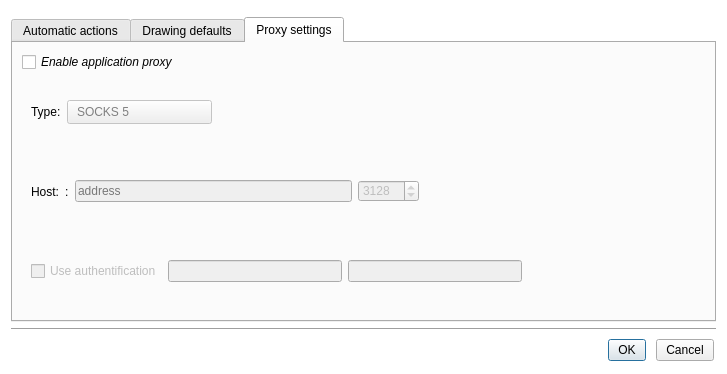
The window that plugins/perspective/GraphPerspective/designer/PreferencesDialog.ui (Tulip-Dev/tulip) describes before a commit, drawn with Qt 5.
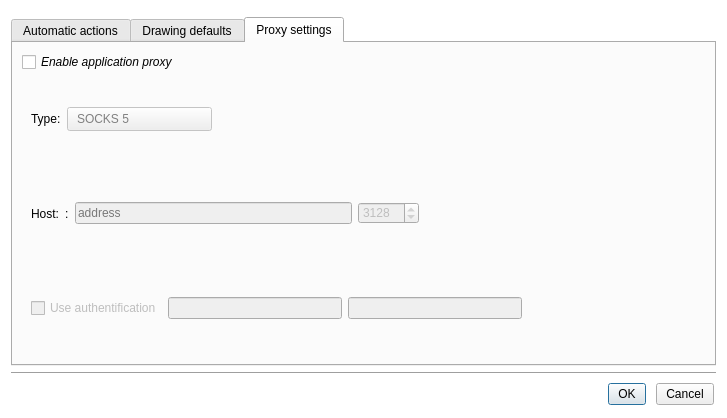
The same window after the commit. Icons and pictures are not drawn.

Patch:
```diff
--- a/plugins/perspective/GraphPerspective/designer/PreferencesDialog.ui
+++ b/plugins/perspective/GraphPerspective/designer/PreferencesDialog.ui
@@ -7,7 +7,7 @@
     <x>0</x>
     <y>0</y>
     <width>727</width>
-    <height>374</height>
+    <height>418</height>
    </rect>
   </property>
   <property name="sizePolicy">
```
Left out of the diff: 2 changed lines with no effect on the pictures.
